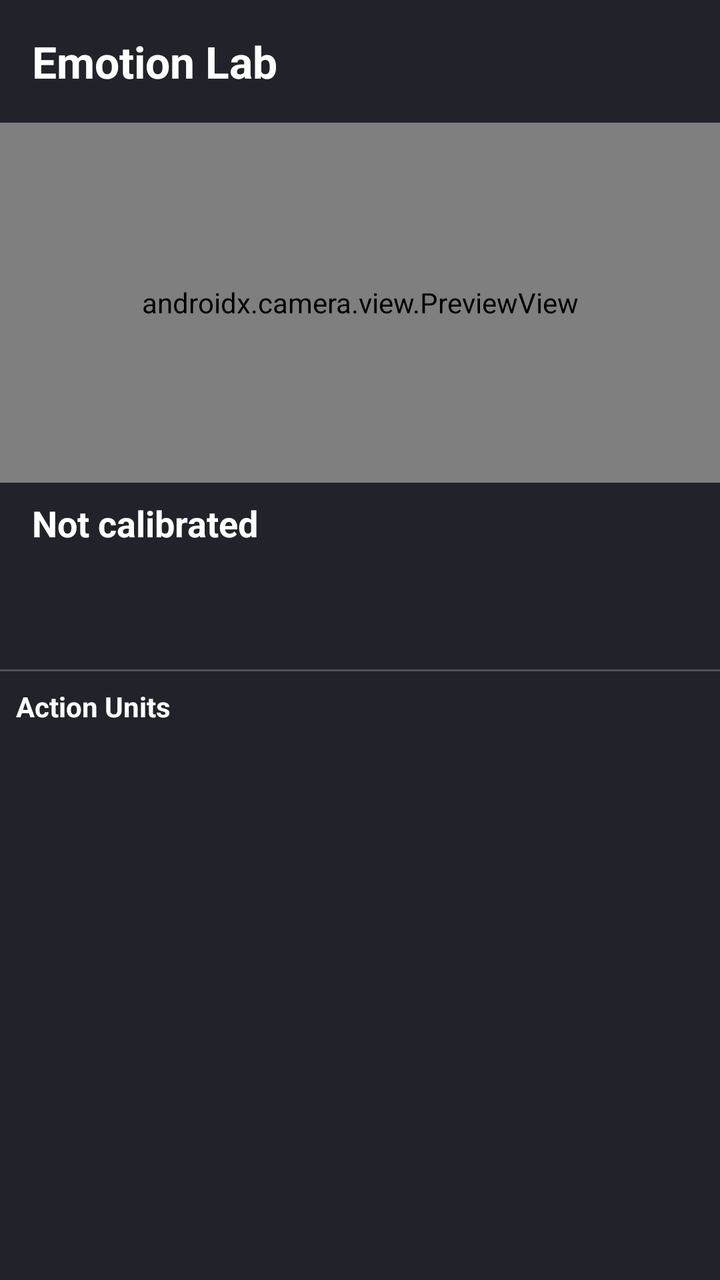
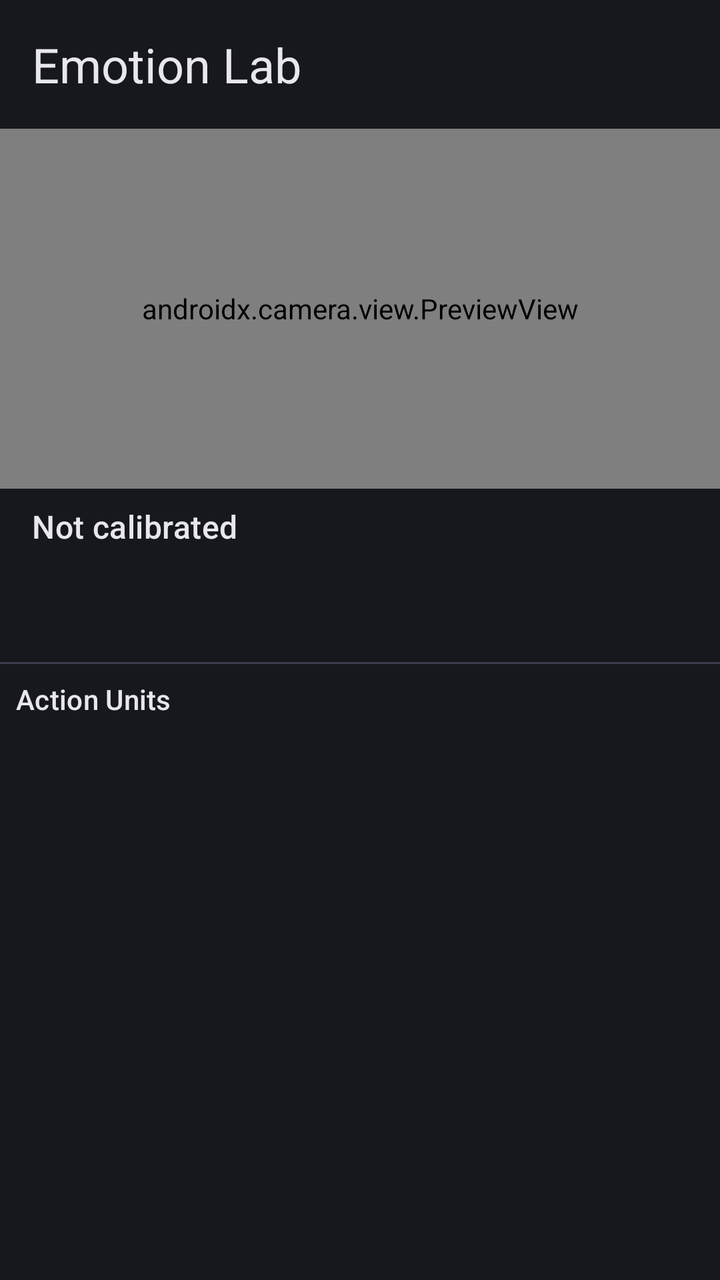

Two renders of the same Android screen: before a commit and after it. Below are the layout's source before the change and the commit's diff.
<!-- AndroidManifest.xml: application theme Theme.MoodBoard -->
<!-- res/layout/activity_emotion_lab.xml -->
<?xml version="1.0" encoding="utf-8"?>
<LinearLayout xmlns:android="http://schemas.android.com/apk/res/android"
    android:layout_width="match_parent"
    android:layout_height="match_parent"
    android:background="@color/kb_background"
    android:orientation="vertical">

    <TextView
        android:layout_width="wrap_content"
        android:layout_height="wrap_content"
        android:layout_margin="16dp"
        android:text="@string/emotion_lab_title"
        android:textColor="@color/kb_text"
        android:textSize="22sp"
        android:textStyle="bold" />

    <androidx.camera.view.PreviewView
        android:id="@+id/cameraPreview"
        android:layout_width="match_parent"
        android:layout_height="180dp" />

    <TextView
        android:id="@+id/emotionText"
        android:layout_width="match_parent"
        android:layout_height="wrap_content"
        android:layout_marginTop="8dp"
        android:paddingStart="16dp"
        android:paddingEnd="16dp"
        android:textColor="@color/kb_text"
        android:textSize="18sp"
        android:textStyle="bold"
        android:text="@string/lab_uncalibrated" />

    <TextView
        android:id="@+id/distributionText"
        android:layout_width="match_parent"
        android:layout_height="wrap_content"
        android:paddingStart="16dp"
        android:paddingEnd="16dp"
        android:textColor="#FFB9BEC9"
        android:textSize="13sp" />

    <TextView
        android:id="@+id/intensityText"
        android:layout_width="match_parent"
        android:layout_height="wrap_content"
        android:paddingStart="16dp"
        android:paddingEnd="16dp"
        android:textColor="#FFB9BEC9"
        android:textSize="13sp" />

    <TextView
        android:id="@+id/calibrationText"
        android:layout_width="match_parent"
        android:layout_height="wrap_content"
        android:layout_marginBottom="8dp"
        android:paddingStart="16dp"
        android:paddingEnd="16dp"
        android:textColor="#FF8FE39B"
        android:textSize="13sp" />

    <View
        android:layout_width="match_parent"
        android:layout_height="1dp"
        android:background="#33FFFFFF" />

    <TextView
        android:layout_width="match_parent"
        android:layout_height="wrap_content"
        android:padding="8dp"
        android:text="@string/lab_au_header"
        android:textColor="@color/kb_text"
        android:textStyle="bold" />

    <androidx.recyclerview.widget.RecyclerView
        android:id="@+id/auList"
        android:layout_width="match_parent"
        android:layout_height="0dp"
        android:layout_weight="1"
        android:clipToPadding="false"
        android:padding="8dp" />

    <TextView
        android:id="@+id/statusText"
        android:layout_width="match_parent"
        android:layout_height="wrap_content"
        android:padding="8dp"
        android:textColor="#FFB9BEC9"
        android:textSize="12sp" />

</LinearLayout>
<!-- resources referenced by this layout -->
<resources>
  <color name="kb_background">#FF20232A</color>
  <color name="kb_text">#FFFFFFFF</color>
  <string name="emotion_lab_title">Emotion Lab</string>
  <string name="lab_au_header">Action Units</string>
  <string name="lab_uncalibrated">Not calibrated</string>
  <style name="Theme.MoodBoard" parent="Theme.Material3.DayNight.NoActionBar">
          <item name="colorPrimary">@color/kb_accent</item>
      </style>
  <color name="kb_accent">#FF7C5CFF</color>
</resources>

<!-- the commit's change to res/layout/activity_emotion_lab.xml (unified diff, before → after) -->
@@ -11,8 +11,7 @@
         android:layout_margin="16dp"
         android:text="@string/emotion_lab_title"
         android:textColor="@color/kb_text"
-        android:textSize="22sp"
-        android:textStyle="bold" />
+        android:textAppearance="?attr/textAppearanceHeadlineSmall" />
 
     <androidx.camera.view.PreviewView
         android:id="@+id/cameraPreview"
@@ -27,8 +26,7 @@
         android:paddingStart="16dp"
         android:paddingEnd="16dp"
         android:textColor="@color/kb_text"
-        android:textSize="18sp"
-        android:textStyle="bold"
+        android:textAppearance="?attr/textAppearanceTitleMedium"
         android:text="@string/lab_uncalibrated" />
 
     <TextView
@@ -37,8 +35,8 @@
         android:layout_height="wrap_content"
         android:paddingStart="16dp"
         android:paddingEnd="16dp"
-        android:textColor="#FFB9BEC9"
-        android:textSize="13sp" />
+        android:textColor="@color/kb_text_muted"
+        android:textAppearance="?attr/textAppearanceBodySmall" />
 
     <TextView
         android:id="@+id/intensityText"
@@ -46,8 +44,8 @@
         android:layout_height="wrap_content"
         android:paddingStart="16dp"
         android:paddingEnd="16dp"
-        android:textColor="#FFB9BEC9"
-        android:textSize="13sp" />
+        android:textColor="@color/kb_text_muted"
+        android:textAppearance="?attr/textAppearanceBodySmall" />
 
     <TextView
         android:id="@+id/calibrationText"
@@ -56,13 +54,13 @@
         android:layout_marginBottom="8dp"
         android:paddingStart="16dp"
         android:paddingEnd="16dp"
-        android:textColor="#FF8FE39B"
-        android:textSize="13sp" />
+        android:textColor="@color/md_success"
+        android:textAppearance="?attr/textAppearanceBodySmall" />
 
     <View
         android:layout_width="match_parent"
         android:layout_height="1dp"
-        android:background="#33FFFFFF" />
+        android:background="@color/md_outline_variant" />
 
     <TextView
         android:layout_width="match_parent"
@@ -70,7 +68,7 @@
         android:padding="8dp"
         android:text="@string/lab_au_header"
         android:textColor="@color/kb_text"
-        android:textStyle="bold" />
+        android:textAppearance="?attr/textAppearanceTitleSmall" />
 
     <androidx.recyclerview.widget.RecyclerView
         android:id="@+id/auList"
@@ -85,7 +83,7 @@
         android:layout_width="match_parent"
         android:layout_height="wrap_content"
         android:padding="8dp"
-        android:textColor="#FFB9BEC9"
-        android:textSize="12sp" />
+        android:textColor="@color/kb_text_muted"
+        android:textAppearance="?attr/textAppearanceLabelSmall" />
 
 </LinearLayout>
<!-- resource entries referenced after the edit -->
@@ -1,13 +1,52 @@
 <!-- resources referenced by this layout -->
 <resources>
-  <color name="kb_background">#FF20232A</color>
-  <color name="kb_text">#FFFFFFFF</color>
+  <color name="kb_background">@color/md_surface</color>
+  <color name="kb_text">@color/md_on_surface</color>
+  <color name="kb_text_muted">@color/md_on_surface_variant</color>
+  <color name="md_outline_variant">#FF3A3F4B</color>
+  <color name="md_success">#FF8FE39B</color>
   <string name="emotion_lab_title">Emotion Lab</string>
   <string name="lab_au_header">Action Units</string>
   <string name="lab_uncalibrated">Not calibrated</string>
   <style name="Theme.MoodBoard" parent="Theme.Material3.DayNight.NoActionBar">
-          <item name="colorPrimary">@color/kb_accent</item>
+          <item name="colorPrimary">@color/md_primary</item>
+          <item name="colorOnPrimary">@color/md_on_primary</item>
+          <item name="colorPrimaryContainer">@color/md_primary_container</item>
+          <item name="colorOnPrimaryContainer">@color/md_on_primary_container</item>
+          <item name="colorSecondary">@color/md_secondary</item>
+          <item name="colorOnSecondary">@color/md_on_secondary</item>
+          <item name="colorSurface">@color/md_surface</item>
+          <item name="colorOnSurface">@color/md_on_surface</item>
+          <item name="colorSurfaceVariant">@color/md_surface_variant</item>
+          <item name="colorOnSurfaceVariant">@color/md_on_surface_variant</item>
+          <item name="colorOutline">@color/md_outline</item>
+          <item name="colorOutlineVariant">@color/md_outline_variant</item>
+          <item name="colorError">@color/md_error</item>
+          <item name="colorOnError">@color/md_on_error</item>
+          <item name="android:colorBackground">@color/md_surface</item>
+          <item name="android:windowBackground">@color/md_surface</item>
+          <item name="colorControlNormal">@color/md_on_surface_variant</item>
+          <item name="shapeAppearanceSmallComponent">@style/ShapeAppearance.MoodBoard.Small</item>
+          <item name="shapeAppearanceMediumComponent">@style/ShapeAppearance.MoodBoard.Medium</item>
       </style>
-  <color name="kb_accent">#FF7C5CFF</color>
+  <color name="md_surface">#FF16181D</color>
+  <color name="md_on_surface">#FFE7E7EC</color>
+  <color name="md_on_surface_variant">#FFB9BEC9</color>
+  <color name="md_primary">#FF9C8CFF</color>
+  <color name="md_on_primary">#FF2B1F66</color>
+  <color name="md_primary_container">#FF483A99</color>
+  <color name="md_on_primary_container">#FFE4DEFF</color>
+  <color name="md_secondary">#FFC7C0DD</color>
+  <color name="md_on_secondary">#FF302B49</color>
+  <color name="md_surface_variant">#FF2B2F38</color>
+  <color name="md_outline">#FF8A909C</color>
+  <color name="md_error">#FFFF6B6B</color>
+  <color name="md_on_error">#FF2B0A0A</color>
+  <style name="ShapeAppearance.MoodBoard.Small" parent="ShapeAppearance.Material3.SmallComponent">
+          <item name="cornerSize">8dp</item>
+      </style>
+  <style name="ShapeAppearance.MoodBoard.Medium" parent="ShapeAppearance.Material3.MediumComponent">
+          <item name="cornerSize">12dp</item>
+      </style>
 </resources>
 
